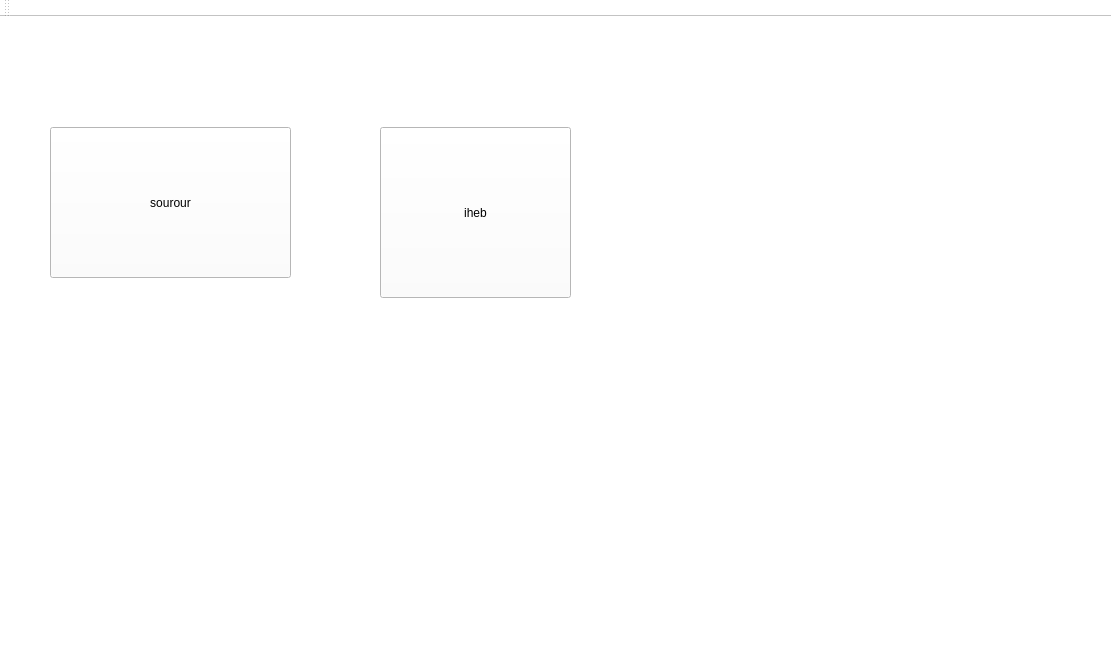
Above: mainwindow.ui from soumaya-nheri/Smart-Restaurant-2A25 before the change. Below: the same form after it.
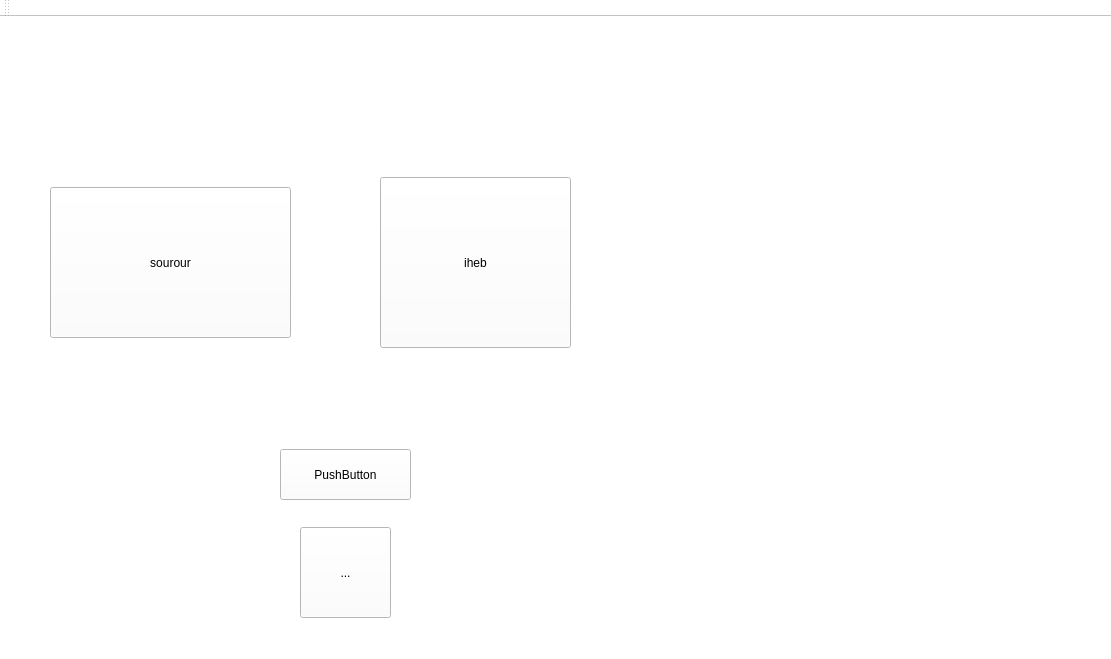
That is the form after the change. Icons and pictures are not drawn.

What changed in the file:
```diff
--- a/mainwindow.ui
+++ b/mainwindow.ui
@@ -27,7 +27,7 @@
     <property name="geometry">
      <rect>
       <x>50</x>
-      <y>110</y>
+      <y>170</y>
       <width>241</width>
       <height>151</height>
      </rect>
@@ -40,7 +40,7 @@
     <property name="geometry">
      <rect>
       <x>380</x>
-      <y>110</y>
+      <y>160</y>
       <width>191</width>
       <height>171</height>
      </rect>
@@ -49,16 +49,35 @@
      <string>iheb</string>
     </property>
    </widget>
-  </widget>
-  <widget class="QMenuBar" name="menuBar">
+   <widget class="QPushButton" name="pushButton_3">
+    <property name="geometry">
+     <rect>
+      <x>280</x>
+      <y>432</y>
+      <width>131</width>
+      <height>51</height>
+     </rect>
+    </property>
+    <property name="text">
+     <string>PushButton</string>
+    </property>
+   </widget>
+   <widget class="QToolButton" name="toolButton">
    <property name="geometry">
     <rect>
-     <x>0</x>
-     <y>0</y>
-     <width>1111</width>
-     <height>22</height>
-    </rect>
-   </property>
+      <x>300</x>
+      <y>510</y>
+      <width>91</width>
+      <height>91</height>
+     </rect>
+    </property>
+    <property name="styleSheet">
+     <string notr="true">background-image: url(:/Files/Play.png);</string>
+    </property>
+    <property name="text">
+     <string>...</string>
+    </property>
+   </widget>
   </widget>
   <widget class="QToolBar" name="mainToolBar">
    <attribute name="toolBarArea">
```
Lines whose indentation alone changed are shown as unchanged.
